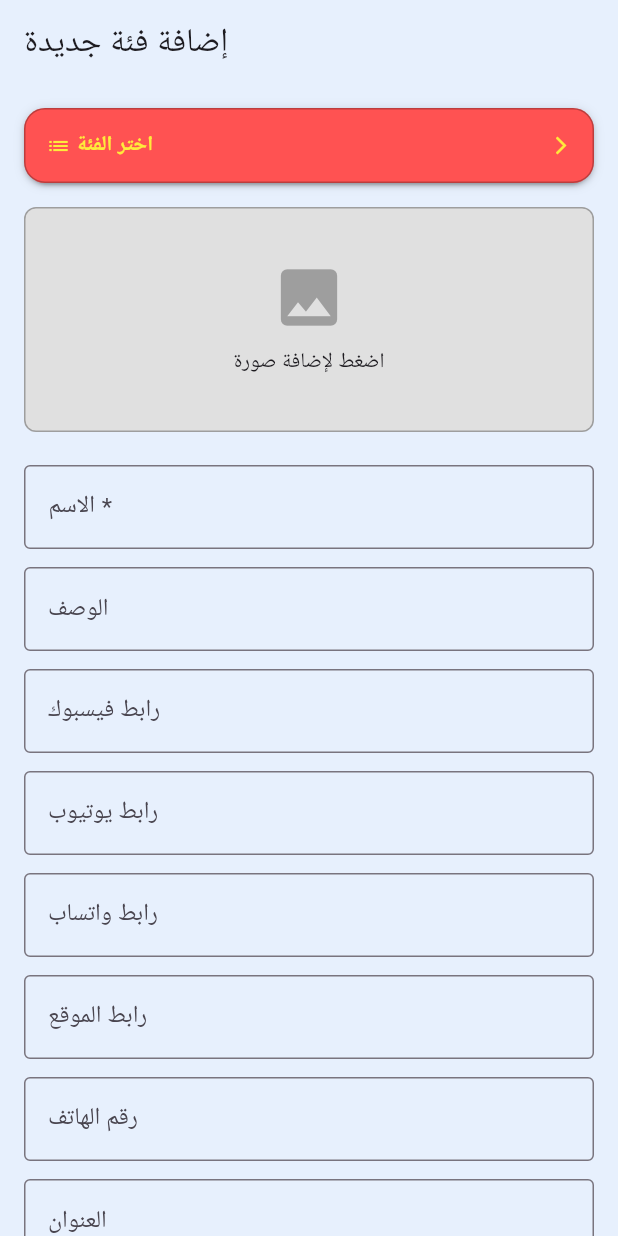
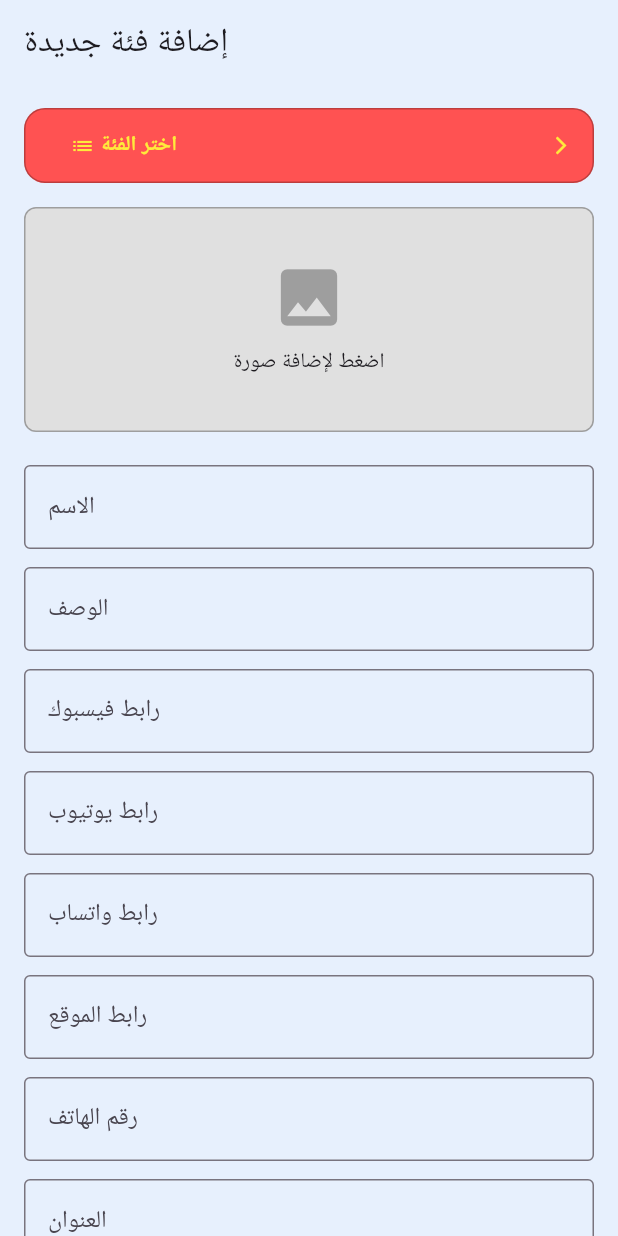
Before and after one commit to AbdElhamidShahin/daliliy_App, a Flutter app: the AddCategoryPage screen opened directly, on a phone screen of 412 x 824 dp. Run offline on Flutter 3.47's test engine with Material 3 defaults, Android fonts, the phone set to English and light mode, and no system bars; drawn by our look-alikes of dropdown_button2; our stand-ins replace carousel_indicator, carousel_slider, flutter_bloc, font_awesome_flutter, google_fonts, image_picker and 2 more; accounts and stored records are empty; network calls fail.

Commit message:
Update Uplode Catogary Screen

```diff
--- a/lib/views/Screens/dataUploadPage.dart
+++ b/lib/views/Screens/dataUploadPage.dart
@@ -1,9 +1,11 @@
 import 'dart:io';
-import 'package:dropdown_button2/dropdown_button2.dart';
 import 'package:flutter/material.dart';
 import 'package:image_picker/image_picker.dart';
 import 'package:path/path.dart' as path;
 import 'package:supabase_flutter/supabase_flutter.dart';
+
+import '../Wedget/category_dropdown.dart';
+import '../Wedget/image_picker_widget.dart';
 
 class AddCategoryPage extends StatefulWidget {
   const AddCategoryPage({super.key});
@@ -29,7 +31,18 @@ class _AddCategoryPageState extends State<AddCategoryPage> {
   bool isUploading = false;
   String? selectedValue;
 
-  // قائمة الفئات - يجب أن تطابق أسماء الجداول في Supabase تماماً
+  final Map<String, String> categoryStorageMap = {
+    'الصيداليات': 'pharmacies',
+    'المعامل': 'pediatrics', // تأكد من وجود جدول labs في قاعدة البيانات
+    'اطفال': 'pediatrics',
+    'اسنان': 'dentists',
+    'عظام': 'orthopedics',
+    'اشعه': 'radiology',
+    'جلديه': 'dermatology',
+    'قلب': 'cardiology',
+    'سكر': 'diabetes',
+    'علاج_طبيعي': 'physiotherapy',
+  };
   final List<String> items = [
     'الصيداليات',
     'المعامل',
@@ -42,10 +55,16 @@ class _AddCategoryPageState extends State<AddCategoryPage> {
     'سكر',
     'علاج_طبيعي', // استبدلت المسافة بشرطة سفلية لتجنب المشاكل
   ];
-
   Future<void> _pickImage() async {
     final pickedFile = await picker.pickImage(source: ImageSource.gallery);
     if (pickedFile != null) {
+      final extension = path.extension(pickedFile.path).toLowerCase();
+      if (!['.jpg', '.jpeg', '.png', '.webp'].contains(extension)) {
+        ScaffoldMessenger.of(context).showSnackBar(
+          SnackBar(content: Text('صيغة الملف غير مدعومة')),
+        );
+        return;
+      }
       setState(() {
         _imageFile = File(pickedFile.path);
       });
@@ -53,8 +72,9 @@ class _AddCategoryPageState extends State<AddCategoryPage> {
   }
 
   Future<void> _uploadCategory(String category) async {
-    // التحقق من البيانات المطلوبة
-    if (nameController.text.isEmpty || _imageFile == null || selectedValue == null) {
+    if (nameController.text.isEmpty ||
+        _imageFile == null ||
+        selectedValue == null) {
       ScaffoldMessenger.of(context).showSnackBar(
         const SnackBar(content: Text('الاسم، الصورة والفئة مطلوبان')),
       );
@@ -64,49 +84,61 @@ class _AddCategoryPageState extends State<AddCategoryPage> {
     setState(() => isUploading = true);
 
     try {
-      // 1. رفع الصورة إلى Storage
-      final fileName = '${DateTime.now().toIso8601String()}${path.extension(_imageFile!.path)}';
-      final uploadResponse = await Supabase.instance.client.storage
-          .from('category') // يمكنك استخدام bucket واحد لجميع الصور
-          .upload('$category/$fileName', _imageFile!);
-
-      if (uploadResponse != null) {
-        throw uploadResponse!;
+      // التحقق من ملف الصورة
+      if (!await _imageFile!.exists()) {
+        throw Exception('ملف الصورة غير موجود');
       }
 
-      // 2. الحصول على رابط الصورة
+      // إنشاء اسم ملف فريد
+      final timestamp = DateTime.now().millisecondsSinceEpoch;
+      final extension = path.extension(_imageFile!.path).toLowerCase();
+      final fileName = 'img_$timestamp${[
+        '.jpg',
+        '.jpeg',
+        '.png',
+        '.webp'
+      ].contains(extension) ? extension : '.jpg'}';
+
+      // تحديد اسم مجلد التخزين حسب الفئة
+      final tableName = categoryStorageMap[selectedValue];
+      if (tableName == null) {
+        throw Exception('الفئة المحددة غير موجودة في الخريطة');
+      }
+
+      // رفع الصورة إلى التخزين
+      final storagePath = '$tableName/$fileName';
+      await Supabase.instance.client.storage
+          .from('category')
+          .upload(storagePath, _imageFile!);
+
+      // الحصول على رابط الصورة
       final imageUrl = Supabase.instance.client.storage
           .from('category')
-          .getPublicUrl('$category/$fileName');
+          .getPublicUrl(storagePath);
 
-      // 3. إدراج البيانات في الجدول المناسب
-      final response = await Supabase.instance.client.from(category).insert({
-        'name': nameController.text,
-        'description': descriptionController.text,
-        'image_url': imageUrl,
-        'facebook_link': facebookLinkController.text,
-        'youtube_link': youtubeLinkController.text,
-        'whatsapp_link': whatsappLinkController.text,
-        'location_link': locationLinkController.text,
-        'phone': phoneLinkController.text,
-        'location': locationController.text,
-        'number': numberController.text,
-        'created_at': DateTime.now().toIso8601String(),
+      // إدخال البيانات في جدول Supabase
+      final response = await Supabase.instance.client.from(tableName).insert({
+        'name': nameController.text.trim(),
+        'description': descriptionController.text.trim(),
+        'facebookLink': facebookLinkController.text.trim(),
+        'youtypeLink': youtubeLinkController.text.trim(),
+        'whatsAppLink': whatsappLinkController.text.trim(),
+        'locationLink': locationLinkController.text.trim(),
+        'phoneLink': phoneLinkController.text.trim(),
+        'location': locationController.text.trim(),
+        'number': numberController.text.trim(),
+        'imageUrl': imageUrl,
       });
-
+      ScaffoldMessenger.of(context).showSnackBar(
+        const SnackBar(content: Text('تمت الإضافة بنجاح')),
+      );
       if (response.error != null) {
-        throw response.error!;
+        throw Exception('فشل في الإضافة: ${response.error!.message}');
       }
 
-      // إظهار رسالة نجاح
-      ScaffoldMessenger.of(context).showSnackBar(
-        const SnackBar(content: Text('تمت الإضافة بنجاح!')),
-      );
-
-      // مسح الحقول بعد الإضافة
       _clearFields();
-
     } catch (e) {
+      debugPrint('Error details: $e');
       ScaffoldMessenger.of(context).showSnackBar(
         SnackBar(content: Text('حدث خطأ: ${e.toString()}')),
       );
@@ -140,16 +172,21 @@ class _AddCategoryPageState extends State<AddCategoryPage> {
         child: Column(
           crossAxisAlignment: CrossAxisAlignment.start,
           children: [
-            // Dropdown for category selection
-            _buildCategoryDropdown(),
+            CategoryDropdown(
+              items: items,
+              selectedValue: selectedValue,
+              onChanged: (value) => setState(() => selectedValue = value),
+            ),
             const SizedBox(height: 16),
+            ImagePickerWidget(
+              imageFile: _imageFile,
+              onTap: _pickImage,
+            ),
 
-            // Image picker
-            _buildImagePicker(),
             const SizedBox(height: 16),
 
             // Text fields
-            _buildTextField(nameController, 'الاسم', isRequired: true),
+            _buildTextField(nameController, 'الاسم'),
             _buildTextField(descriptionController, 'الوصف'),
             _buildTextField(facebookLinkController, 'رابط فيسبوك'),
             _buildTextField(youtubeLinkController, 'رابط يوتيوب'),
@@ -157,7 +194,6 @@ class _AddCategoryPageState extends State<AddCategoryPage> {
             _buildTextField(locationLinkController, 'رابط الموقع'),
             _buildTextField(phoneLinkController, 'رقم الهاتف'),
             _buildTextField(locationController, 'العنوان'),
-            _buildTextField(numberController, 'الرقم التعريفي'),
             const SizedBox(height: 20),
 
             // Submit button
@@ -168,115 +204,8 @@ class _AddCategoryPageState extends State<AddCategoryPage> {
     );
   }
 
-  Widget _buildCategoryDropdown() {
-    return DropdownButtonHideUnderline(
-      child: DropdownButton2<String>(
-        isExpanded: true,
-        hint: const Row(
-          children: [
-            Icon(Icons.list, size: 16, color: Colors.yellow),
-            SizedBox(width: 4),
-            Expanded(
-              child: Text(
-                'اختر الفئة',
-                style: TextStyle(
-                  fontSize: 14,
-                  fontWeight: FontWeight.bold,
-                  color: Colors.yellow,
-                ),
-                overflow: TextOverflow.ellipsis,
-              ),
-            ),
-          ],
-        ),
-        items: items
-            .map((String item) => DropdownMenuItem<String>(
-          value: item,
-          child: Text(
-            item,
-            style: const TextStyle(
-              fontSize: 14,
-              fontWeight: FontWeight.bold,
-              color: Colors.white,
-            ),
-            overflow: TextOverflow.ellipsis,
-          ),
-        ))
-            .toList(),
-        value: selectedValue,
-        onChanged: (String? value) {
-          setState(() {
-            selectedValue = value;
-          });
-        },
-        buttonStyleData: ButtonStyleData(
-          height: 50,
-          width: double.infinity,
-          padding: const EdgeInsets.symmetric(horizontal: 14),
-          decoration: BoxDecoration(
-            borderRadius: BorderRadius.circular(14),
-            border: Border.all(color: Colors.black26),
-            color: Colors.redAccent,
-          ),
-          elevation: 2,
-        ),
-        iconStyleData: const IconStyleData(
-          icon: Icon(Icons.arrow_forward_ios_outlined),
-          iconSize: 14,
-          iconEnabledColor: Colors.yellow,
-          iconDisabledColor: Colors.grey,
-        ),
-        dropdownStyleData: DropdownStyleData(
-          maxHeight: 200,
-          width: 300,
-          decoration: BoxDecoration(
-            borderRadius: BorderRadius.circular(14),
-            color: Colors.redAccent,
-          ),
-          offset: const Offset(-20, 0),
-          scrollbarTheme: ScrollbarThemeData(
-            radius: const Radius.circular(40),
-            thickness: MaterialStateProperty.all<double>(6),
-            thumbVisibility: MaterialStateProperty.all<bool>(true),
-          ),
-        ),
-        menuItemStyleData: const MenuItemStyleData(
-          height: 40,
-          padding: EdgeInsets.only(left: 14, right: 14),
-        ),
-      ),
-    );
-  }
-
-  Widget _buildImagePicker() {
-    return GestureDetector(
-      onTap: _pickImage,
-      child: Container(
-        height: 150,
-        width: double.infinity,
-        decoration: BoxDecoration(
-          borderRadius: BorderRadius.circular(8),
-          color: Colors.grey[300],
-          border: Border.all(color: Colors.grey),
-        ),
-        child: _imageFile != null
-            ? ClipRRect(
-          borderRadius: BorderRadius.circular(8),
-          child: Image.file(_imageFile!, fit: BoxFit.cover),
-        )
-            : Column(
-          mainAxisAlignment: MainAxisAlignment.center,
-          children: const [
-            Icon(Icons.image, size: 50, color: Colors.grey),
-            SizedBox(height: 8),
-            Text('اضغط لإضافة صورة'),
-          ],
-        ),
-      ),
-    );
-  }
-
-  Widget _buildTextField(TextEditingController controller, String label, {bool isRequired = false}) {
+  Widget _buildTextField(TextEditingController controller, String label,
+      {bool isRequired = false}) {
     return Padding(
       padding: const EdgeInsets.symmetric(vertical: 6),
       child: TextField(
--- a/lib/views/Wedget/CustomItemCatogry.dart
+++ b/lib/views/Wedget/CustomItemCatogry.dart
@@ -124,7 +124,7 @@ class CustomItemCategory extends StatelessWidget {
                     Image.network(
                       category.imageUrl,
                       errorBuilder: (context, error, stackTrace) {
-                        return Image.asset('assets/Image/logo.png' ,width: imageWidth,
+                        return Image.asset('assets/Image/logo.png' ,      width: imageWidth * 0.9,
                           height: imageWidth * 0.9,);
                       },
                       width: imageWidth,
--- /dev/null
+++ b/lib/views/Wedget/category_dropdown.dart
@@ -0,0 +1,80 @@
+import 'package:flutter/material.dart';
+import 'package:dropdown_button2/dropdown_button2.dart';
+
+class CategoryDropdown extends StatelessWidget {
+  final List<String> items;
+  final String? selectedValue;
+  final Function(String?) onChanged;
+
+  const CategoryDropdown({
+    super.key,
+    required this.items,
+    required this.selectedValue,
+    required this.onChanged,
+  });
+
+  @override
+  Widget build(BuildContext context) {
+    return DropdownButtonHideUnderline(
+      child: DropdownButton2<String>(
+        isExpanded: true,
+        hint: const Row(
+          children: [
+            Icon(Icons.list, size: 16, color: Colors.yellow),
+            SizedBox(width: 4),
+            Expanded(
+              child: Text(
+                'اختر الفئة',
+                style: TextStyle(
+                  fontSize: 14,
+                  fontWeight: FontWeight.bold,
+                  color: Colors.yellow,
+                ),
+                overflow: TextOverflow.ellipsis,
+              ),
+            ),
+          ],
+        ),
+        items: items.map((item) => DropdownMenuItem<String>(
+          value: item,
+          child: Text(
+            item,
+            style: const TextStyle(
+              fontSize: 14,
+              fontWeight: FontWeight.bold,
+              color: Colors.white,
+            ),
+          ),
+        )).toList(),
+        value: selectedValue,
+        onChanged: onChanged,
+        buttonStyleData: ButtonStyleData(
+          height: 50,
+          padding: const EdgeInsets.symmetric(horizontal: 14),
+          decoration: BoxDecoration(
+            borderRadius: BorderRadius.circular(14),
+            border: Border.all(color: Colors.black26),
+            color: Colors.redAccent,
+          ),
+        ),
+        iconStyleData: const IconStyleData(
+          icon: Icon(Icons.arrow_forward_ios_outlined),
+          iconSize: 14,
+          iconEnabledColor: Colors.yellow,
+        ),
+        dropdownStyleData: DropdownStyleData(
+          maxHeight: 200,
+          decoration: BoxDecoration(
+            borderRadius: BorderRadius.circular(14),
+            color: Colors.redAccent,
+          ),
+          scrollbarTheme: ScrollbarThemeData(
+            radius: const Radius.circular(40),
+            thickness: MaterialStateProperty.all<double>(6),
+            thumbVisibility: MaterialStateProperty.all<bool>(true),
+          ),
+        ),
+      ),
+    );
+  }
+}
--- /dev/null
+++ b/lib/views/Wedget/image_picker_widget.dart
@@ -0,0 +1,42 @@
+import 'dart:io';
+import 'package:flutter/material.dart';
+
+class ImagePickerWidget extends StatelessWidget {
+  final File? imageFile;
+  final VoidCallback onTap;
+
+  const ImagePickerWidget({
+    super.key,
+    required this.imageFile,
+    required this.onTap,
+  });
+
+  @override
+  Widget build(BuildContext context) {
+    return GestureDetector(
+      onTap: onTap,
+      child: Container(
+        height: 150,
+        width: double.infinity,
+        decoration: BoxDecoration(
+          borderRadius: BorderRadius.circular(8),
+          color: Colors.grey[300],
+          border: Border.all(color: Colors.grey),
+        ),
+        child: imageFile != null
+            ? ClipRRect(
+          borderRadius: BorderRadius.circular(8),
+          child: Image.file(imageFile!, fit: BoxFit.cover),
+        )
+            : Column(
+          mainAxisAlignment: MainAxisAlignment.center,
+          children: const [
+            Icon(Icons.image, size: 50, color: Colors.grey),
+            SizedBox(height: 8),
+            Text('اضغط لإضافة صورة'),
+          ],
+        ),
+      ),
+    );
+  }
+}
```
Also changed, not shown: lib/models/CategoryUploader/CategoryUploader.dart (added, +89 -0 lines), lib/models/cubit/Bloc.dart (+8 -8 lines), lib/models/ItemscCategory.dart (deleted), lib/models/category_model.dart (added). Lines whose indentation alone changed are shown as unchanged.
